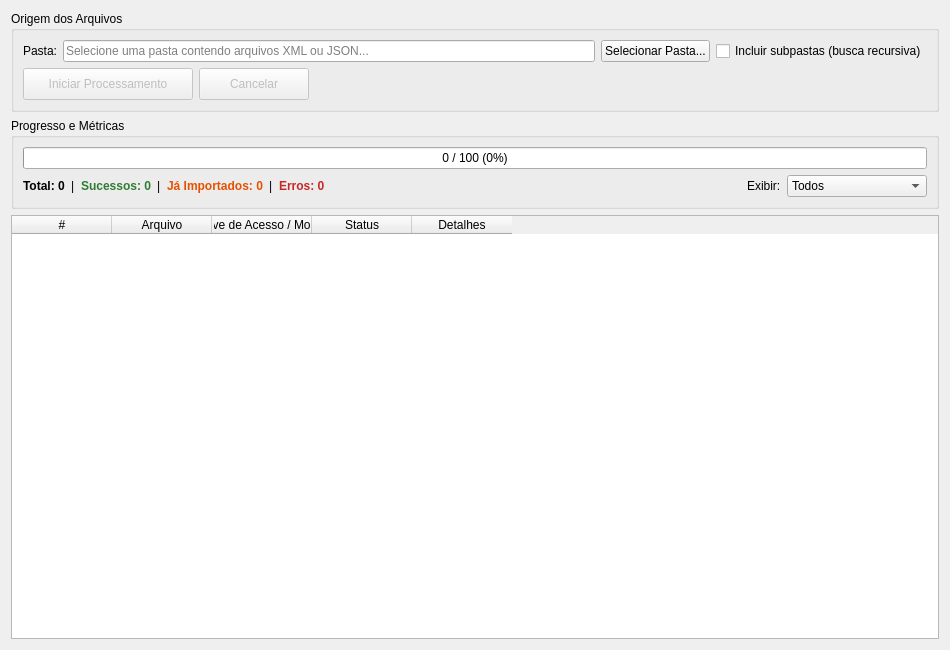
Qt form src/presentation/views/documentos_fiscais/FormProcessarXml.ui (castorsoft/callisto) before a commit.
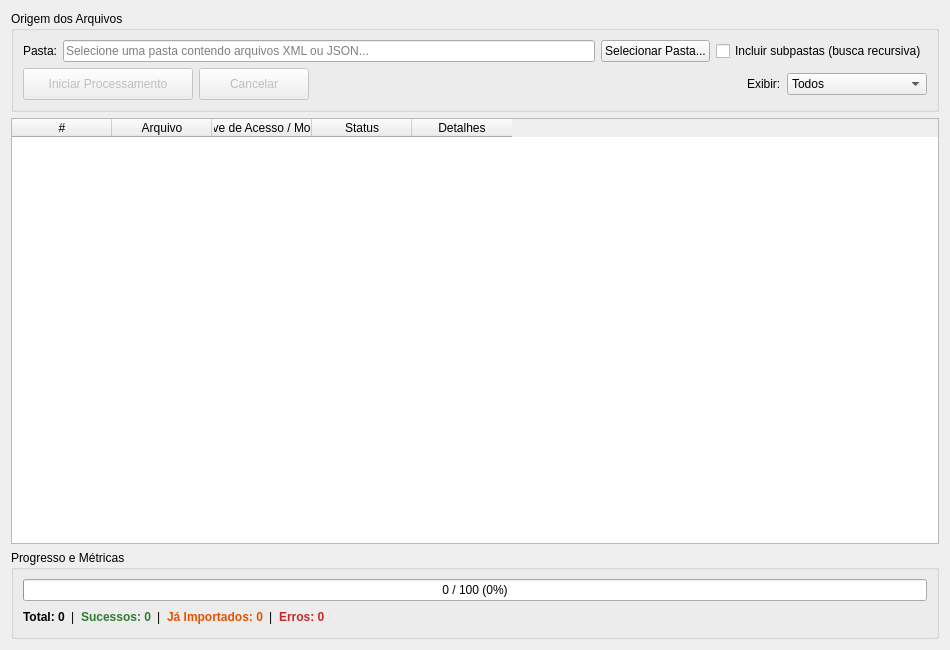
The same form after that commit.

Diff of the .ui file:
```diff
--- a/src/presentation/views/documentos_fiscais/FormProcessarXml.ui
+++ b/src/presentation/views/documentos_fiscais/FormProcessarXml.ui
@@ -102,11 +102,97 @@
           </property>
          </spacer>
         </item>
+        <item>
+         <widget class="QLabel" name="lblFiltro">
+          <property name="text">
+           <string>Exibir:</string>
+          </property>
+         </widget>
+        </item>
+        <item>
+         <widget class="QComboBox" name="cbFiltroStatus">
+          <property name="minimumSize">
+           <size>
+            <width>140</width>
+            <height>0</height>
+           </size>
+          </property>
+          <item>
+           <property name="text">
+            <string>Todos</string>
+           </property>
+          </item>
+          <item>
+           <property name="text">
+            <string>Pendentes</string>
+           </property>
+          </item>
+          <item>
+           <property name="text">
+            <string>Sucessos</string>
+           </property>
+          </item>
+          <item>
+           <property name="text">
+            <string>Já Importados</string>
+           </property>
+          </item>
+          <item>
+           <property name="text">
+            <string>Erros</string>
+           </property>
+          </item>
+         </widget>
+        </item>
        </layout>
       </item>
      </layout>
     </widget>
    </item>
+   <item>
+    <widget class="QTableWidget" name="tableArquivos">
+     <property name="editTriggers">
+      <set>QAbstractItemView::NoEditTriggers</set>
+     </property>
+     <property name="alternatingRowColors">
+      <bool>true</bool>
+     </property>
+     <property name="selectionMode">
+      <enum>QAbstractItemView::SingleSelection</enum>
+     </property>
+     <property name="selectionBehavior">
+      <enum>QAbstractItemView::SelectRows</enum>
+     </property>
+     <property name="sortingEnabled">
+      <bool>false</bool>
+     </property>
+     <column>
+      <property name="text">
+       <string>#</string>
+      </property>
+     </column>
+     <column>
+      <property name="text">
+       <string>Arquivo</string>
+      </property>
+     </column>
+     <column>
+      <property name="text">
+       <string>Chave de Acesso / Modelo</string>
+      </property>
+     </column>
+     <column>
+      <property name="text">
+       <string>Status</string>
+      </property>
+     </column>
+     <column>
+      <property name="text">
+       <string>Detalhes</string>
+      </property>
+     </column>
+    </widget>
+   </item>
    <item>
     <widget class="QGroupBox" name="groupProgresso">
      <property name="title">
@@ -204,97 +290,11 @@
           </property>
          </spacer>
         </item>
-        <item>
-         <widget class="QLabel" name="lblFiltro">
-          <property name="text">
-           <string>Exibir:</string>
-          </property>
-         </widget>
-        </item>
-        <item>
-         <widget class="QComboBox" name="cbFiltroStatus">
-          <property name="minimumSize">
-           <size>
-            <width>140</width>
-            <height>0</height>
-           </size>
-          </property>
-          <item>
-           <property name="text">
-            <string>Todos</string>
-           </property>
-          </item>
-          <item>
-           <property name="text">
-            <string>Pendentes</string>
-           </property>
-          </item>
-          <item>
-           <property name="text">
-            <string>Sucessos</string>
-           </property>
-          </item>
-          <item>
-           <property name="text">
-            <string>Já Importados</string>
-           </property>
-          </item>
-          <item>
-           <property name="text">
-            <string>Erros</string>
-           </property>
-          </item>
-         </widget>
-        </item>
        </layout>
       </item>
      </layout>
     </widget>
    </item>
-   <item>
-    <widget class="QTableWidget" name="tableArquivos">
-     <property name="editTriggers">
-      <set>QAbstractItemView::NoEditTriggers</set>
-     </property>
-     <property name="alternatingRowColors">
-      <bool>true</bool>
-     </property>
-     <property name="selectionMode">
-      <enum>QAbstractItemView::SingleSelection</enum>
-     </property>
-     <property name="selectionBehavior">
-      <enum>QAbstractItemView::SelectRows</enum>
-     </property>
-     <property name="sortingEnabled">
-      <bool>false</bool>
-     </property>
-     <column>
-      <property name="text">
-       <string>#</string>
-      </property>
-     </column>
-     <column>
-      <property name="text">
-       <string>Arquivo</string>
-      </property>
-     </column>
-     <column>
-      <property name="text">
-       <string>Chave de Acesso / Modelo</string>
-      </property>
-     </column>
-     <column>
-      <property name="text">
-       <string>Status</string>
-      </property>
-     </column>
-     <column>
-      <property name="text">
-       <string>Detalhes</string>
-      </property>
-     </column>
-    </widget>
-   </item>
   </layout>
  </widget>
  <resources/>
```
Left out of the diff: 1 changed line with no effect on the pictures.
